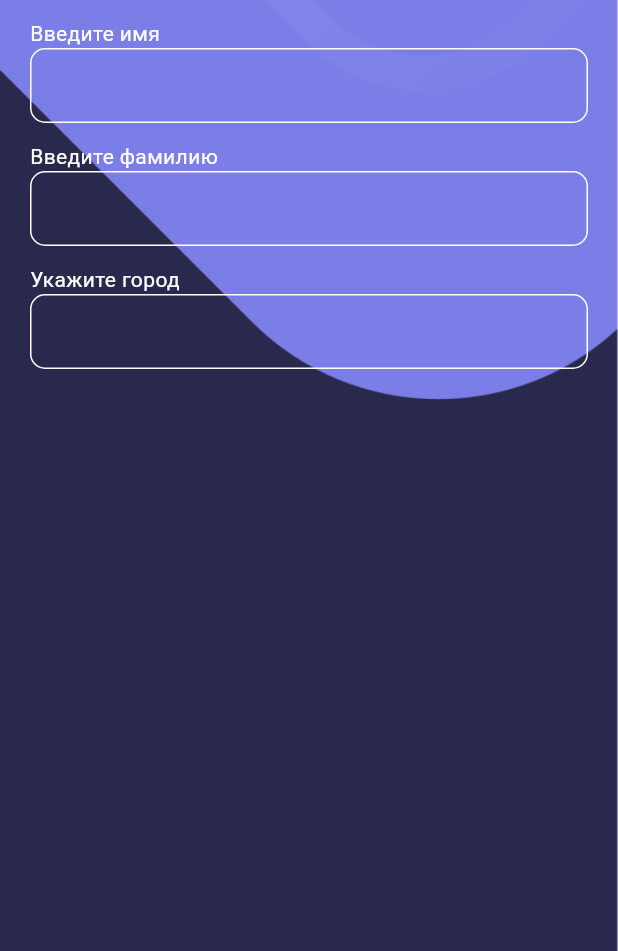
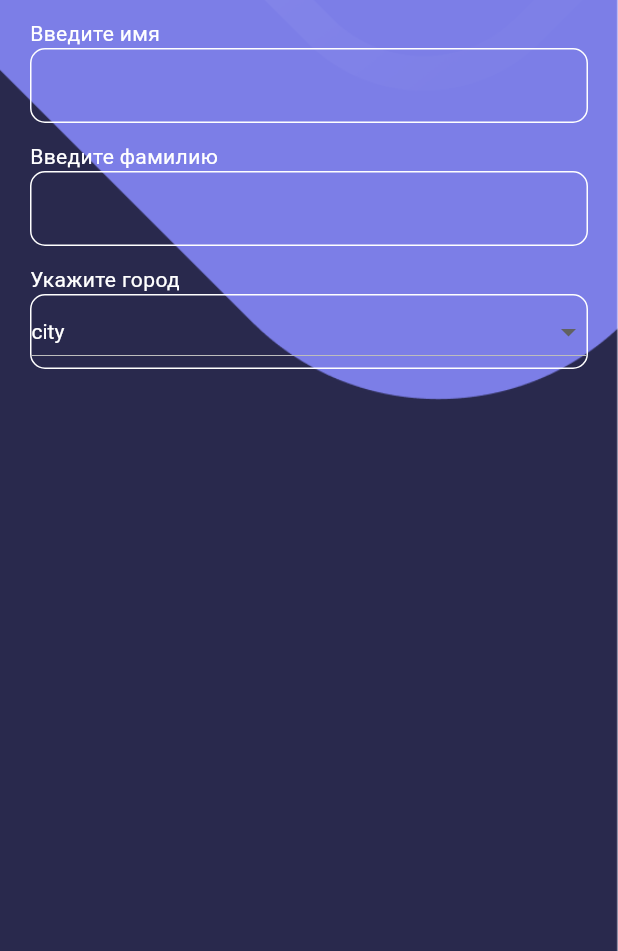
Before and after one commit to fluttberry/ibonus_app, a Flutter app: the RegisterPage screen opened directly, on a phone screen of 412 x 824 dp, the part 285-1236 px from its top. Run offline on Flutter 3.47's test engine with Material 3 defaults, Android fonts, the phone set to English and light mode, and no system bars; our stand-ins replace shared_preferences; missing offline and left inert: dart:ffi; accounts and stored records are empty.

```diff
--- a/lib/ui/pages/auth/register_page.dart
+++ b/lib/ui/pages/auth/register_page.dart
@@ -1,5 +1,6 @@
 import 'package:flutter/material.dart';
 import 'package:ibonus_app/ui/utils/style.dart';
+import 'package:ibonus_app/ui/widget/drop_down.dart';
 import 'package:ibonus_app/ui/widget/text_field.dart';
 import 'package:ibonus_app/utils/route.dart';
 
@@ -35,8 +36,8 @@ class RegisterPage extends StatelessWidget {
             MTextField(),
             SizedBox(height: 12),
             Text('Укажите город', style: TextStyle(color: Colors.white)),
-            MTextField(),
-            SizedBox(height: 12),
+            MDropDown(hint: 'city'),
+
           ],
         ),
       ),
--- a/lib/ui/widget/drop_down.dart
+++ b/lib/ui/widget/drop_down.dart
@@ -1,6 +1,7 @@
 // ignore_for_file: public_member_api_docs, sort_constructors_first
 import 'dart:ffi';
 import 'package:flutter/material.dart';
+import 'package:ibonus_app/ui/utils/colors.dart';
 
 class MDropDown extends StatefulWidget {
   final String? hint;
@@ -22,11 +23,14 @@ class _MDropDownState extends State<MDropDown> {
         borderRadius: BorderRadius.circular(10),
       ),
       child: DropdownButton(
+        dropdownColor: MColor.accent,
+        style: TextStyle(color: Colors.white),
+        isExpanded: true,
         value: value,
-        hint: Text(widget.hint ?? ''),
+        hint: Text(widget.hint ?? '', style: TextStyle(color: Colors.white),),
         items: [
-          DropdownMenuItem(value: 0, child: Text('Osh')),
-          DropdownMenuItem(value: 1, child: Text('Bishkek')),
+          DropdownMenuItem(value: 0, child: Text('Osh', )),
+          DropdownMenuItem(value: 1, child: Text('Bishkek',)),
           ],
         onChanged: (value) {
           setState(() {
--- a/pubspec.yaml
+++ b/pubspec.yaml
@@ -9,6 +9,7 @@ environment:
 dependencies:
   flutter:
     sdk: flutter
+  flutter_bloc: ^9.1.1
   http: ^1.4.0
   pinput: ^5.0.1
   shared_preferences: ^2.5.3
```
Also changed, not shown: lib/repository/city_repository.dart (added), pubspec.lock.
